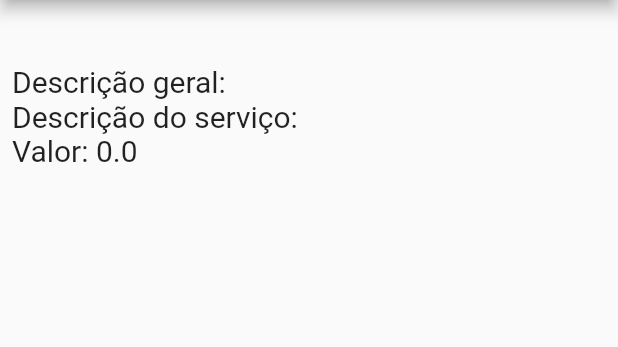
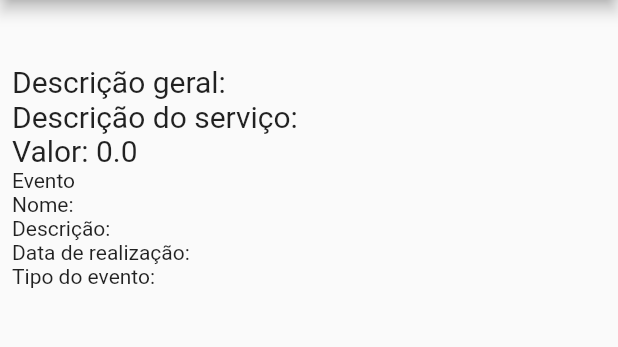
Before and after one commit to HenriqueMariano25/SisPartyAppFinal, a Flutter app: the DescricaoProposta screen opened directly with empty values, on a phone screen of 412 x 824 dp, the part 84-431 px from its top. Run offline on Flutter 3.47's test engine with Material 2 defaults, Android fonts, the phone set to English and light mode, and no system bars; our stand-ins replace dio, firebase_auth, flutter_conditional_rendering, shared_preferences; missing offline and left inert: http_interceptor; accounts and stored records are empty; statements that could not run were skipped.

Commit message:
Add telas de propostas como derivaçao da proposta principal

```diff
--- a/lib/models/proposta_model.dart
+++ b/lib/models/proposta_model.dart
@@ -1,3 +1,4 @@
+import "package:sisparty/models/evento_model.dart";
 class Proposta {
   int id;
   String description;
@@ -5,10 +6,9 @@ class Proposta {
   String serviceDescription;
   double value;
   String situation;
-  int eventId;
   int userId;
   String createdAt;
-  String updatedAt;
+  Evento evento;
 
   Proposta(
       this.id,
@@ -17,11 +17,9 @@ class Proposta {
       this.serviceDescription,
       this.value,
       this.situation,
-        this.eventId,
       this.userId,
       this.createdAt,
-        this.updatedAt);
-
+      this.evento);
 //  Proposta.fromJson(Map<String, dynamic> json) {
 //    id = json['id'];
 //    description = json['description'];
--- a/lib/screens/Evento/eventos_fornecedor.dart
+++ b/lib/screens/Evento/eventos_fornecedor.dart
@@ -32,7 +32,9 @@ class _EventoListaFornecedorState extends State<EventoListaFornecedor> {
             case ConnectionState.done:
               if (snapshot.hasData) {
                 final List<Evento> eventos = snapshot.data;
-                return ListView.builder(itemBuilder: (context, index) {
+                return ListView.builder(
+                    itemCount: eventos.length,
+                    itemBuilder: (context, index) {
                       final Evento evento = eventos[index];
                       return Card(
                         child: new InkWell(
--- a/lib/screens/Proposta/descricao_proposta.dart
+++ b/lib/screens/Proposta/descricao_proposta.dart
@@ -80,6 +80,16 @@ class _DescricaoPropostasState extends State<DescricaoProposta> {
               "Valor: ${widget.proposta.value}",
               style: TextStyle(fontSize: 20.0),
             ),
+            AnimatedContainer(duration: Duration(seconds: 3),child: Column(crossAxisAlignment: CrossAxisAlignment.start,
+              children: <Widget>[
+              Text("Evento"),
+              Text("Nome: ${widget.proposta.evento.nome}"),
+              Text("Descrição: ${widget.proposta.evento.descricao}"),
+              Text("Data de realização: ${widget.proposta.evento.dataRealizacao}"),
+              Text("Tipo do evento: ${widget.proposta.evento.tipoEventoId}"),
+            ],
+            ),),
+
             FutureBuilder(
               future: _verificar_fornecedor(),
               // ignore: missing_return
--- a/lib/screens/screen_utils/custom_drawer.dart
+++ b/lib/screens/screen_utils/custom_drawer.dart
@@ -5,7 +5,6 @@ import 'package:sisparty/screens/Proposta/propostas.dart';
 import '../Evento/eventos_cliente.dart';
 import '../Evento/eventos_fornecedor.dart';
 import '../perfil.dart';
-import '../Proposta/proposta_fornecedor.dart';
 
 class CustomDrawer extends StatelessWidget {
 
@@ -45,7 +44,7 @@ class CustomDrawer extends StatelessWidget {
             onTap: () {
               Navigator.of(context).pushReplacement(
                 MaterialPageRoute(
-                  builder: (context) => PropostaFornecedor(),
+                  builder: (context) => Propostas(),
                 ),
               );
             },
```
Also changed, not shown: lib/http/propostasWebclient.dart (+27 -7 lines), lib/screens/Proposta/proposta_cliente.dart (+6 -1 lines), lib/screens/Proposta/proposta_fornecedor.dart (+27 -13 lines), lib/screens/Proposta/propostas.dart (+26 -16 lines). Lines whose indentation alone changed are shown as unchanged.
